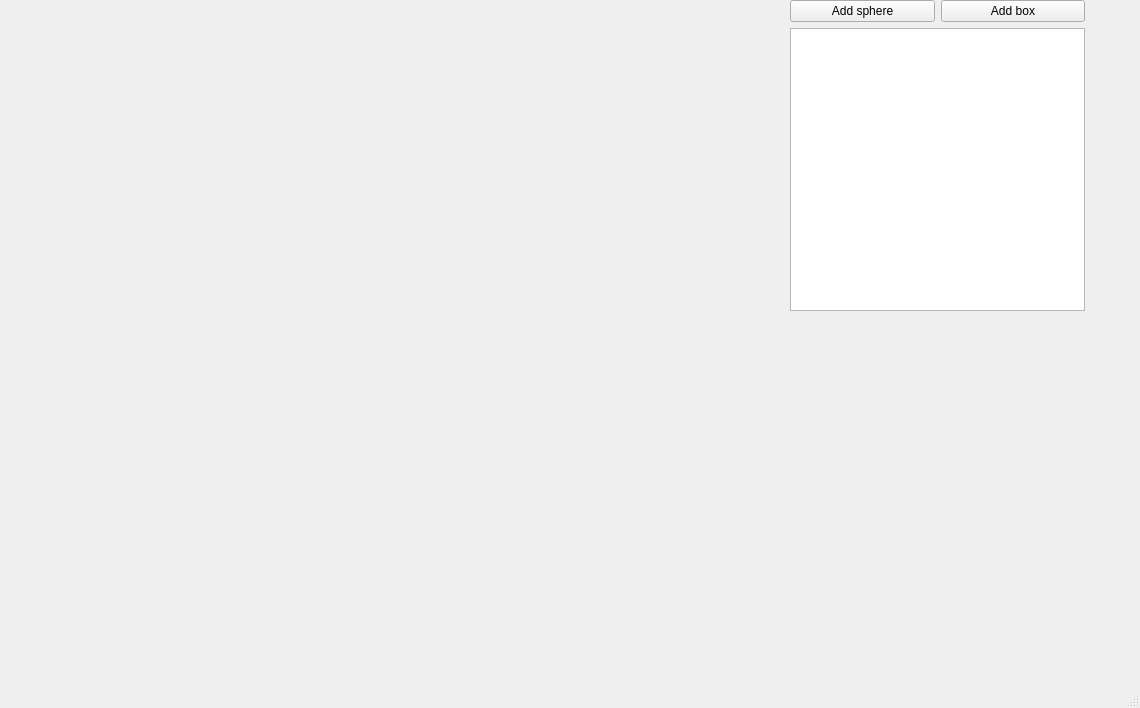
This is mainwindow.ui in SEFI2/three-d-objects as Qt 5 draws it before an edit. The edited form follows.
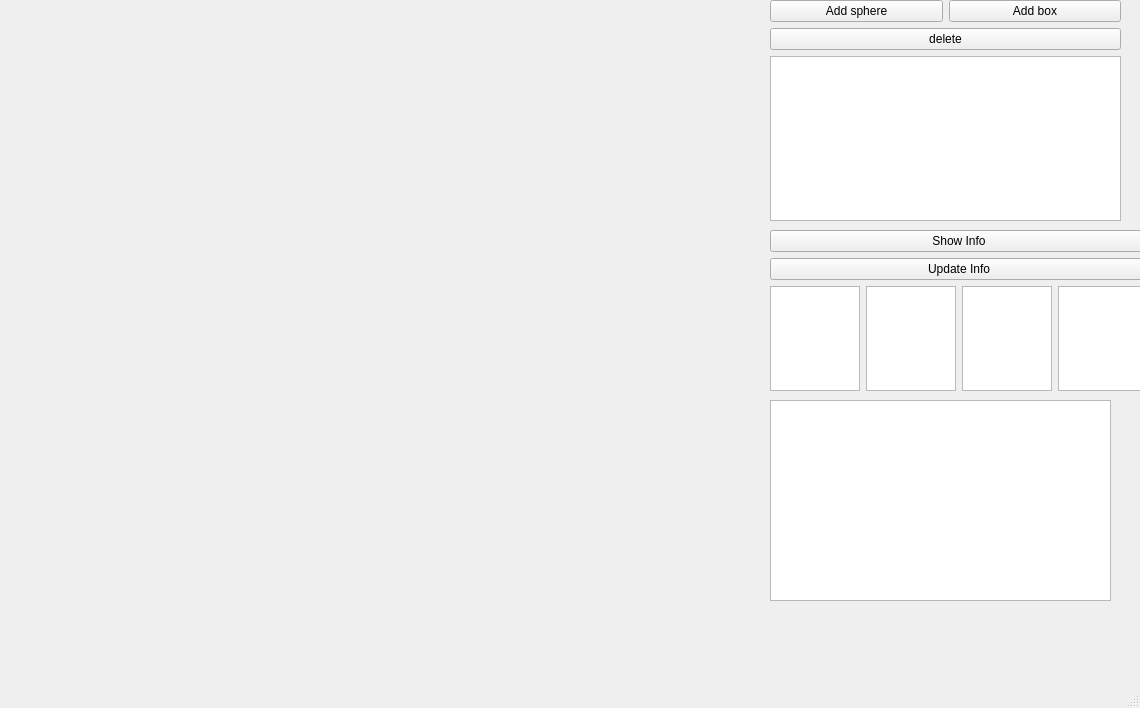
This is the edited form.

Commit message: Add RGB colors

The edit to the form file:
```diff
--- a/mainwindow.ui
+++ b/mainwindow.ui
@@ -17,10 +17,10 @@
    <widget class="QWidget" name="verticalLayoutWidget">
     <property name="geometry">
      <rect>
-      <x>790</x>
+      <x>770</x>
       <y>0</y>
-      <width>295</width>
-      <height>311</height>
+      <width>351</width>
+      <height>221</height>
      </rect>
     </property>
     <layout class="QVBoxLayout" name="verticalLayout">
@@ -42,10 +42,17 @@
        </item>
       </layout>
      </item>
+     <item>
+      <widget class="QPushButton" name="deleteObject">
+       <property name="text">
+        <string>delete</string>
+       </property>
+      </widget>
+     </item>
      <item>
       <layout class="QHBoxLayout" name="horizontalLayout">
        <item>
-        <widget class="QListWidget" name="list"/>
+        <widget class="QListView" name="currentObjectsView"/>
        </item>
       </layout>
      </item>
@@ -56,12 +63,68 @@
      <rect>
       <x>10</x>
       <y>0</y>
-      <width>771</width>
-      <height>611</height>
+      <width>691</width>
+      <height>571</height>
      </rect>
     </property>
     <layout class="QVBoxLayout" name="objectsLayout"/>
    </widget>
+   <widget class="QWidget" name="verticalLayoutWidget_3">
+    <property name="geometry">
+     <rect>
+      <x>770</x>
+      <y>230</y>
+      <width>378</width>
+      <height>161</height>
+     </rect>
+    </property>
+    <layout class="QHBoxLayout" name="horizontalLayout_3">
+     <item>
+      <layout class="QVBoxLayout" name="verticalLayout_2">
+       <item>
+        <widget class="QPushButton" name="showInfo">
+         <property name="text">
+          <string>Show Info</string>
+         </property>
+        </widget>
+       </item>
+       <item>
+        <widget class="QPushButton" name="updateInfo">
+         <property name="text">
+          <string>Update Info</string>
+         </property>
+        </widget>
+       </item>
+       <item>
+        <layout class="QHBoxLayout" name="horizontalLayout_2">
+         <item>
+          <widget class="QTextEdit" name="rColor"/>
+         </item>
+         <item>
+          <widget class="QTextEdit" name="bColor"/>
+         </item>
+         <item>
+          <widget class="QTextEdit" name="gColor"/>
+         </item>
+         <item>
+          <widget class="QTextEdit" name="aColor"/>
+         </item>
+        </layout>
+       </item>
+      </layout>
+     </item>
+    </layout>
+   </widget>
+   <widget class="QTableWidget" name="objectInfoWidget">
+    <property name="geometry">
+     <rect>
+      <x>770</x>
+      <y>400</y>
+      <width>341</width>
+      <height>201</height>
+     </rect>
+    </property>
+   </widget>
   </widget>
   <widget class="QMenuBar" name="menubar">
    <property name="geometry">
```
The commit also changes 2 other files.
